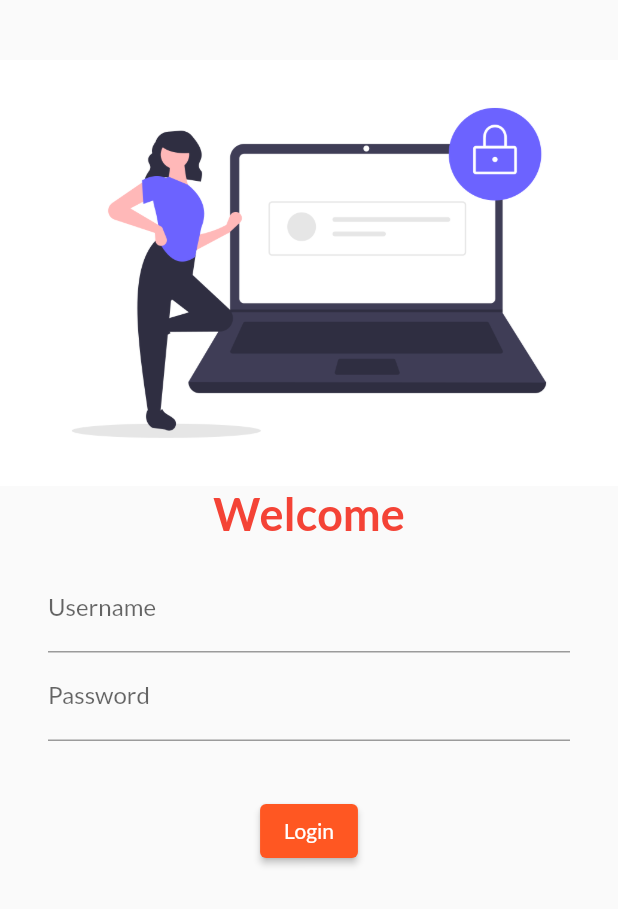
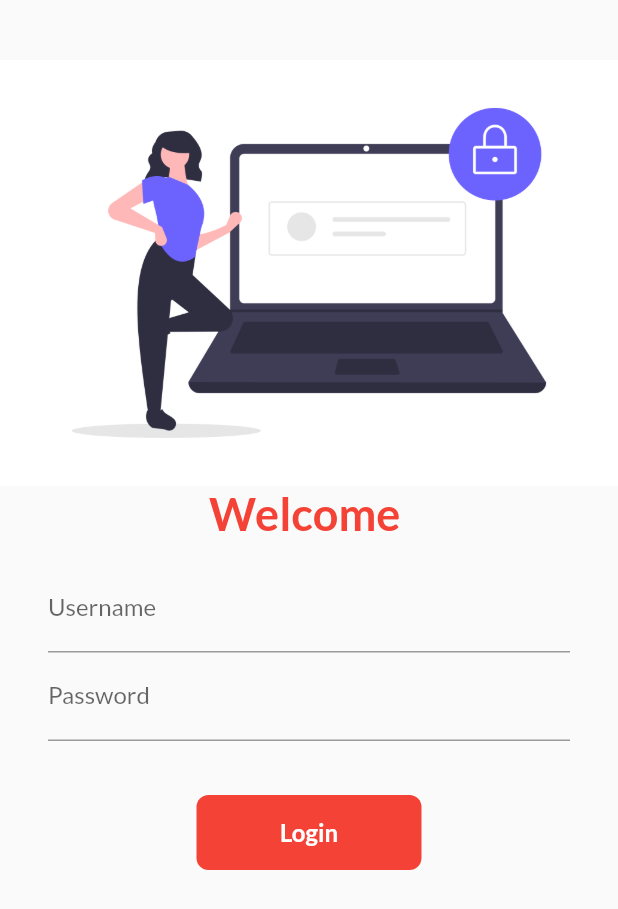
Before and after one commit to chnouman/Flutter_App, a Flutter app: the screen it shows after launch, on a phone screen of 412 x 824 dp. Shown: the top 909 px of the screen. Run offline on Flutter 3.47's test engine with Material 2 defaults, Android fonts, the phone set to English and light mode, and no system bars; our stand-ins replace google_fonts.

Commit message:
day5 completed

```diff
--- a/lib/pages/login_page.dart
+++ b/lib/pages/login_page.dart
@@ -1,7 +1,15 @@
 import 'package:flutter/material.dart';
 import 'package:flutter_application_1/utils/MyRoutes.dart';
 
-class LoginPage extends StatelessWidget {
+class LoginPage extends StatefulWidget {
+  @override
+  _LoginPageState createState() => _LoginPageState();
+}
+
+class _LoginPageState extends State<LoginPage> {
+  String name = "";
+  bool changedState = false;
+
   @override
   Widget build(BuildContext context) {
     return Material(
@@ -16,7 +24,7 @@ class LoginPage extends StatelessWidget {
             fit: BoxFit.fill,
           ),
           Text(
-            "Welcome",
+            "Welcome $name",
             style: TextStyle(
                 fontSize: 30, fontWeight: FontWeight.bold, color: Colors.red),
           ),
@@ -25,6 +33,10 @@ class LoginPage extends StatelessWidget {
                 const EdgeInsets.symmetric(vertical: 16.0, horizontal: 32.0),
             child: Column(children: [
               TextFormField(
+                  onChanged: (value) {
+                    name = value;
+                    setState(() {});
+                  },
                   decoration: InputDecoration(
                       hintText: "Enter UserName", labelText: "Username")),
               TextFormField(
@@ -36,11 +48,43 @@ class LoginPage extends StatelessWidget {
           SizedBox(
             height: 20,
           ),
-          ElevatedButton(
-              onPressed: () {
-                Navigator.pushNamed(context, MyRoutes.home);
-              },
-              child: Text("Login"))
+          InkWell(
+            onTap: () async {
+              setState(() {
+                changedState = true;
+              });
+              await Future.delayed(Duration(seconds: 1));
+              Navigator.pushNamed(context, MyRoutes.home);
+            },
+            child: AnimatedContainer(
+              duration: Duration(seconds: 1),
+              alignment: Alignment.center,
+              width: changedState ? 50 : 150,
+              height: 50,
+              decoration: BoxDecoration(
+                  borderRadius: changedState
+                      ? BorderRadius.circular(50)
+                      : BorderRadius.circular(8),
+                  color: Colors.red),
+              child: changedState
+                  ? Icon(
+                      Icons.done,
+                      color: Colors.white,
+                    )
+                  : Text(
+                      "Login",
+                      style: TextStyle(
+                          color: Colors.white,
+                          fontWeight: FontWeight.bold,
+                          fontSize: 16),
+                    ),
+            ),
+          )
+          // ElevatedButton(
+          //     onPressed: () {
+          //       Navigator.pushNamed(context, MyRoutes.home);
+          //     },
+          //     child: Text("Login"))
         ],
       ),
     ));
```
